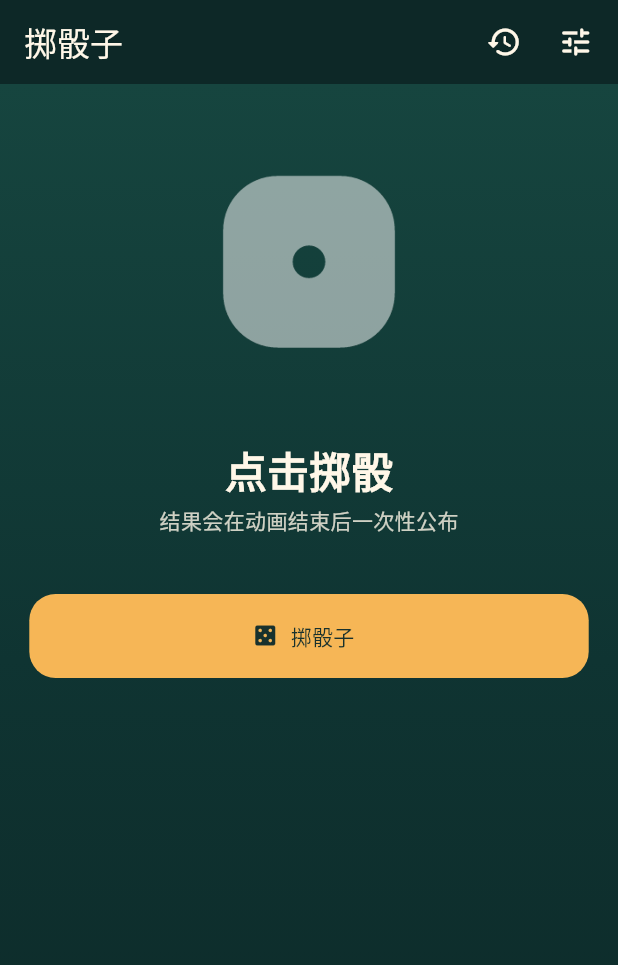
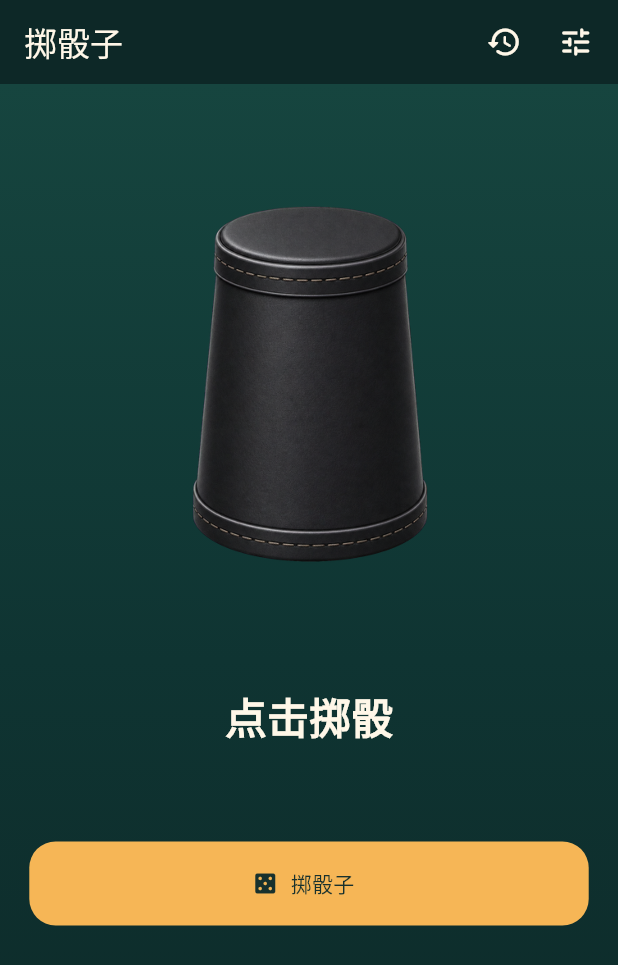
Before and after one commit to tomas878787/dice_roller, a Flutter app: the screen it shows after launch, on a phone screen of 412 x 824 dp. Shown: the top 965 px of the screen. Run offline on Flutter 3.47's test engine with Material 3 defaults, Android fonts, the phone set to English and light mode, and no system bars; our stand-ins replace audioplayers, flutter_screenutil, go_router, signals_flutter.

Commit message:
初始化

```diff
--- a/lib/screens/dice_screen.dart
+++ b/lib/screens/dice_screen.dart
@@ -33,7 +33,7 @@ class _DiceScreenState extends State<DiceScreen>
     _soundPlayer = widget.soundPlayer ?? AudioplayersDiceSoundPlayer();
     _controller = AnimationController(
       vsync: this,
-      duration: const Duration(milliseconds: 650),
+      duration: const Duration(milliseconds: 1050),
     );
     _curve = CurvedAnimation(parent: _controller, curve: Curves.easeOutBack);
   }
@@ -230,7 +230,7 @@ class _ResultPanel extends StatelessWidget {
             Text(
               hasResult
                   ? '点数：${store.currentValues.value.join('、')}'
-                  : '结果会在动画结束后一次性公布',
+                  : '',
               style: theme.textTheme.bodyMedium?.copyWith(
                 color: const Color(0xCCFFF7E8),
               ),
--- a/lib/widgets/dice_board.dart
+++ b/lib/widgets/dice_board.dart
@@ -23,6 +23,21 @@ class DiceBoard extends StatelessWidget {
   Widget build(BuildContext context) {
     return LayoutBuilder(
       builder: (context, constraints) {
+        final shouldShowCup = isRolling || values.isEmpty;
+        if (shouldShowCup) {
+          final cupSize = math
+              .min(constraints.maxWidth, 280.0)
+              .clamp(170.0, 280.0);
+
+          return Center(
+            child: _DiceCup(
+              size: cupSize,
+              isShaking: isRolling,
+              animationValue: animationValue,
+            ),
+          );
+        }
+
         final columns = diceCount <= 3 ? diceCount : 3;
         final spacing = 14.r;
         final maxBoardWidth = math.min(constraints.maxWidth, 420.0);
@@ -87,3 +102,48 @@ class DiceBoard extends StatelessWidget {
     return ((animationValue * 12).floor() + index) % 3 + 1;
   }
 }
+
+class _DiceCup extends StatelessWidget {
+  const _DiceCup({
+    required this.size,
+    required this.isShaking,
+    required this.animationValue,
+  });
+
+  final double size;
+  final bool isShaking;
+  final double animationValue;
+
+  @override
+  Widget build(BuildContext context) {
+    final shake = math.sin(animationValue * math.pi * 8);
+    final settle = math.sin(animationValue * math.pi);
+    final dx = isShaking ? shake * 12.r : 0.0;
+    final dy = isShaking ? -settle * 8.r : 0.0;
+    final rotation = isShaking ? shake * 0.1 : 0.0;
+    final scale = isShaking ? 1 + settle * 0.035 : 1.0;
+
+    return Semantics(
+      label: isShaking ? '骰盅晃动中' : '骰盅',
+      image: true,
+      child: Transform.translate(
+        offset: Offset(dx, dy),
+        child: Transform.rotate(
+          angle: rotation,
+          child: Transform.scale(
+            scale: scale,
+            child: SizedBox.square(
+              dimension: size,
+              child: Image.asset(
+                'assets/images/dice_cup.png',
+                fit: BoxFit.contain,
+                filterQuality: FilterQuality.high,
+                gaplessPlayback: true,
+              ),
+            ),
+          ),
+        ),
+      ),
+    );
+  }
+}
```
Also changed, not shown: assets/images/dice_cup.png (added), 5 other files.
